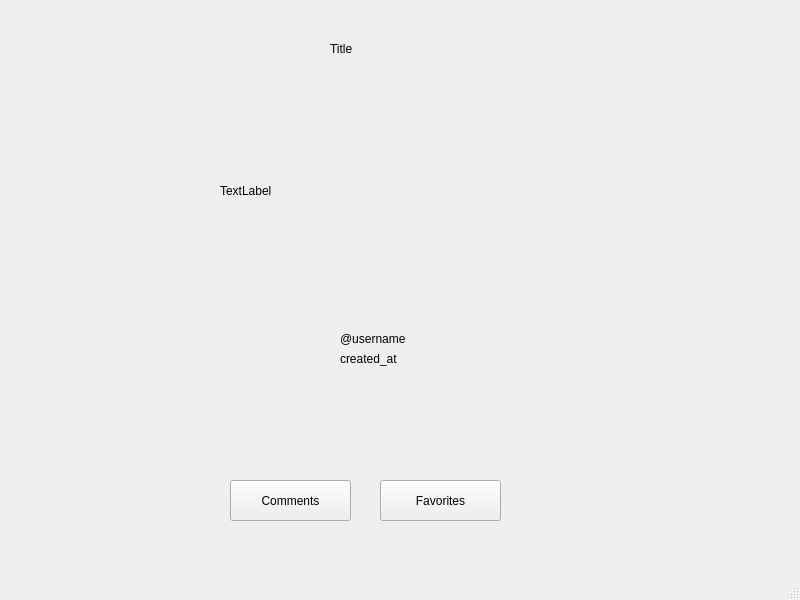
Before: the Qt Designer form postwindow.ui in py4/instagholam, drawn with Qt 5.
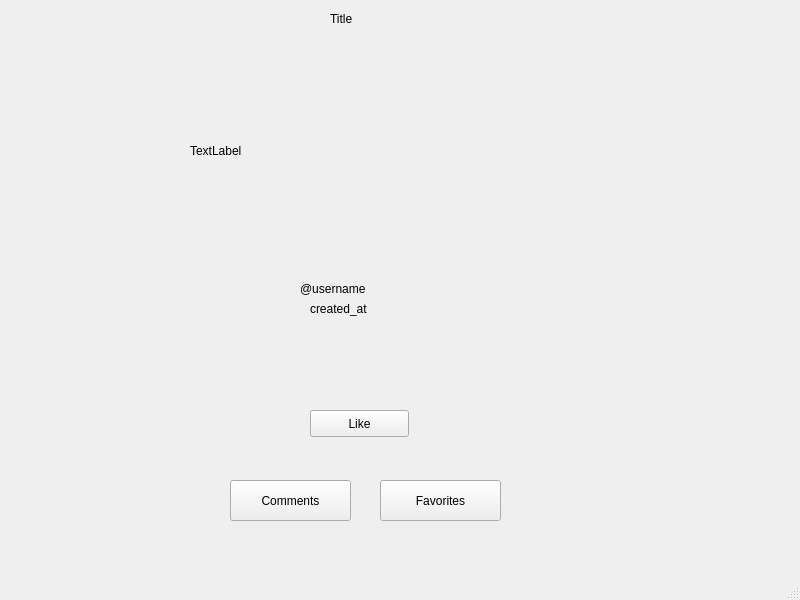
After: the same form once the commit is applied.

The edit to the form file:
```diff
--- a/postwindow.ui
+++ b/postwindow.ui
@@ -17,8 +17,8 @@
    <widget class="QLabel" name="photo">
     <property name="geometry">
      <rect>
-      <x>220</x>
-      <y>70</y>
+      <x>190</x>
+      <y>30</y>
       <width>321</width>
       <height>241</height>
      </rect>
@@ -31,7 +31,7 @@
     <property name="geometry">
      <rect>
       <x>330</x>
-      <y>40</y>
+      <y>10</y>
       <width>67</width>
       <height>17</height>
      </rect>
@@ -43,8 +43,8 @@
    <widget class="QLabel" name="username">
     <property name="geometry">
      <rect>
-      <x>340</x>
-      <y>330</y>
+      <x>300</x>
+      <y>280</y>
       <width>91</width>
       <height>17</height>
      </rect>
@@ -56,8 +56,8 @@
    <widget class="QLabel" name="created_at">
     <property name="geometry">
      <rect>
-      <x>340</x>
-      <y>350</y>
+      <x>310</x>
+      <y>300</y>
       <width>67</width>
       <height>17</height>
      </rect>
@@ -70,7 +70,7 @@
     <property name="geometry">
      <rect>
       <x>20</x>
-      <y>420</y>
+      <y>340</y>
       <width>751</width>
       <height>31</height>
      </rect>
@@ -103,6 +103,19 @@
      <string>Favorites</string>
     </property>
    </widget>
+   <widget class="QPushButton" name="liked_button">
+    <property name="geometry">
+     <rect>
+      <x>310</x>
+      <y>410</y>
+      <width>99</width>
+      <height>27</height>
+     </rect>
+    </property>
+    <property name="text">
+     <string>Like</string>
+    </property>
+   </widget>
   </widget>
   <widget class="QMenuBar" name="menubar">
    <property name="geometry">
```
